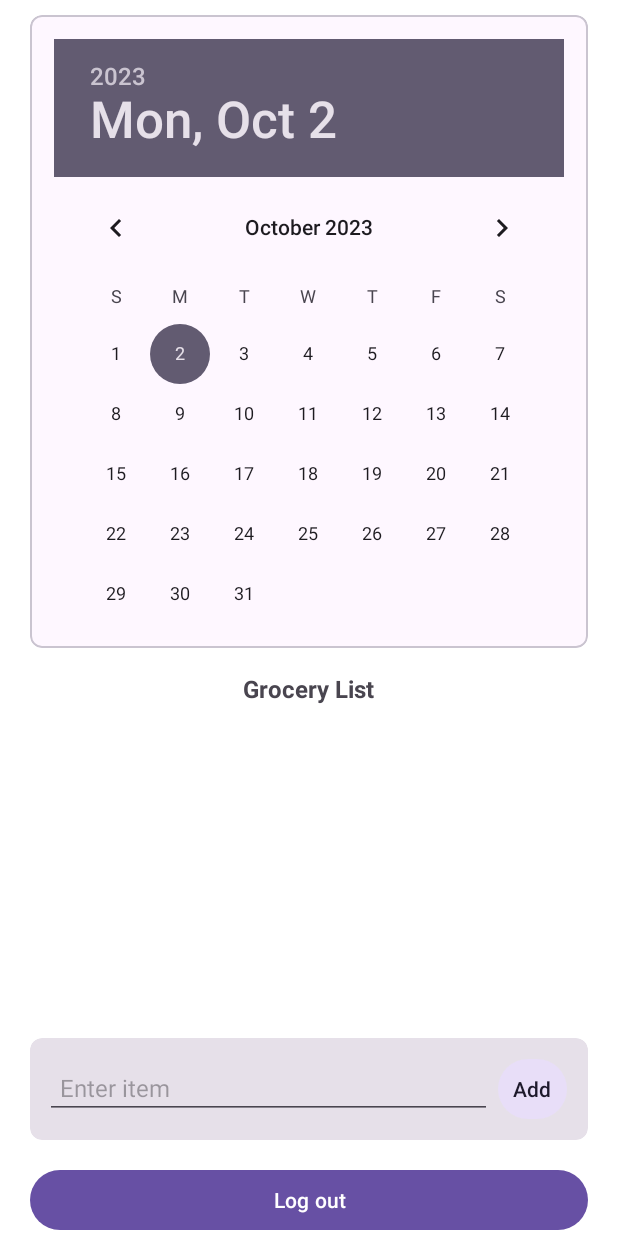
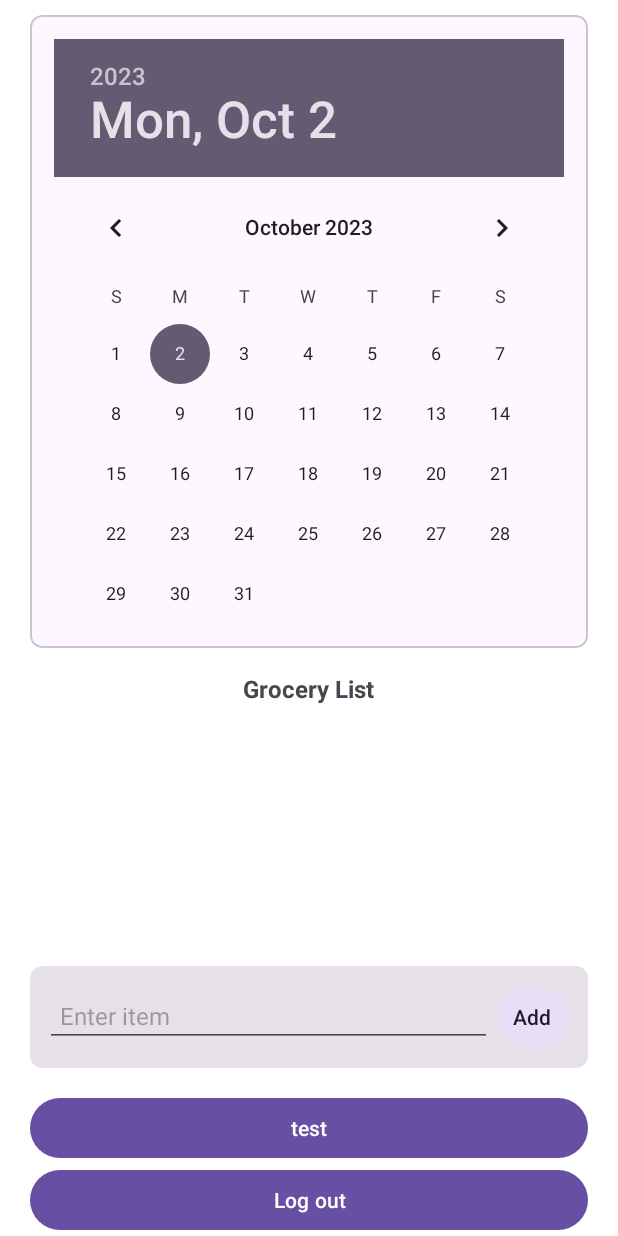
Before and after one commit to IM594/FreshPal, an Android app: the MainActivity screen opened directly, with no data from a screen before it, on a phone screen of 412 x 824 dp. Run offline under Robolectric (Android 15) with nearby library versions, the phone set to English and light mode, and no system bars; our stand-ins replace Firebase (no records; nobody signed in at launch, a user with empty details on screens opened directly), Room's generated code.

Commit message:
test remainder

```diff
--- a/app/src/main/java/comp5216/sydney/edu/au/grocerylist/MainActivity.java
+++ b/app/src/main/java/comp5216/sydney/edu/au/grocerylist/MainActivity.java
@@ -83,13 +83,13 @@ public class MainActivity extends AppCompatActivity {
         getWindow().getDecorView().setSystemUiVisibility(View.SYSTEM_UI_FLAG_LIGHT_STATUS_BAR);
 
         // test reminder
-        //re=findViewById(R.id.testButton);
-        //re.setOnClickListener(new View.OnClickListener() {
-        //    @Override
-         //   public void onClick(View view) {
-         //       startActivity(new Intent(MainActivity.this,Reminder.class));
-        //    }
-        //});
+        re=findViewById(R.id.testButton);
+        re.setOnClickListener(new View.OnClickListener() {
+            @Override
+            public void onClick(View view) {
+                startActivity(new Intent(MainActivity.this,Reminder.class));
+            }
+        });
     }
 
     public void onAddItemClick(View view) {
--- a/app/src/main/res/layout/activity_main.xml
+++ b/app/src/main/res/layout/activity_main.xml
@@ -95,6 +95,12 @@
     </com.google.android.material.card.MaterialCardView>
 
     <Button
+        android:id="@+id/testButton"
+        android:layout_width="match_parent"
+        android:layout_height="wrap_content"
+        android:text="test" />
+
+    <Button
         android:id="@+id/logoutBtn"
         android:layout_width="match_parent"
         android:layout_height="wrap_content"
```
